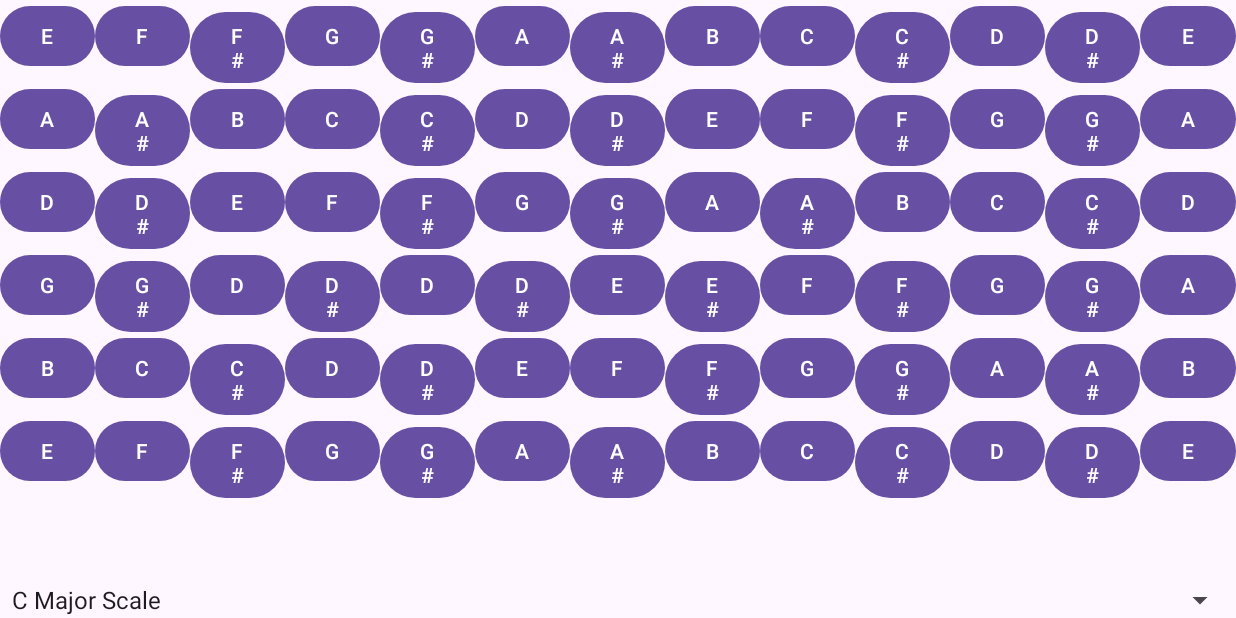
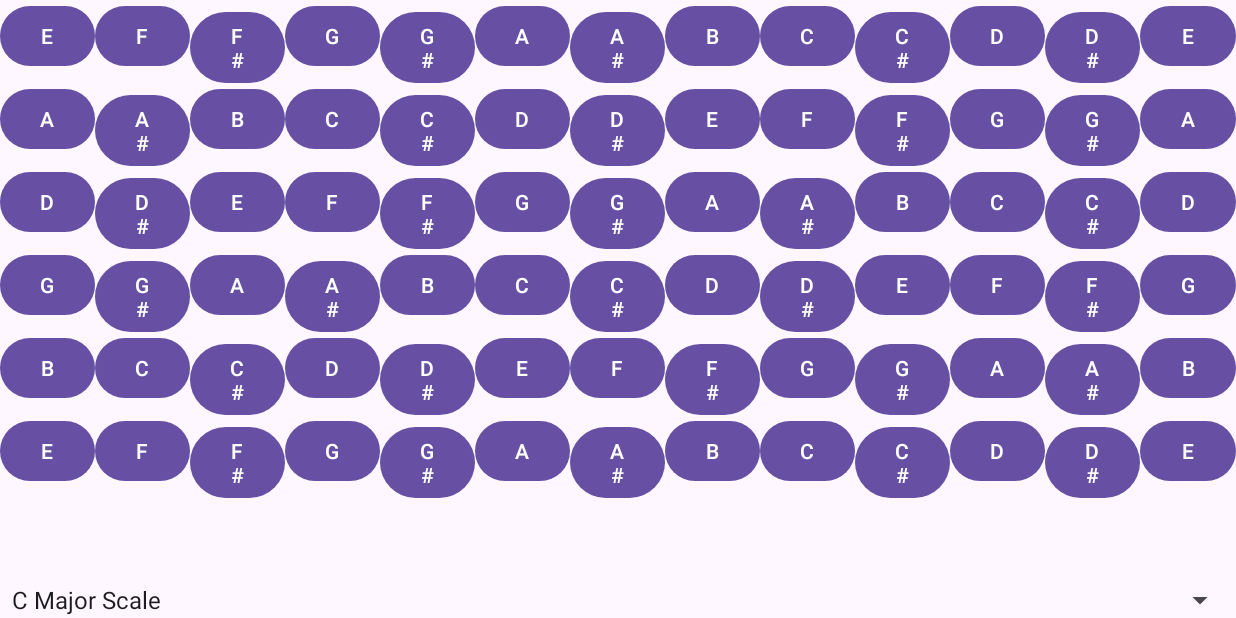
Before and after one commit to supachaimangkud/GuitarScaleTutorialApp, an Android app: the screen it shows after launch (MainActivity), on a phone screen of 824 x 412 dp (held sideways). Run offline under Robolectric (Android 15) with nearby library versions, the phone set to English and light mode, and no system bars.

Commit message:
update 3rd string and audio files

```diff
--- a/app/src/main/java/com/supachai/guitarscales/MainActivity.kt
+++ b/app/src/main/java/com/supachai/guitarscales/MainActivity.kt
@@ -307,6 +307,93 @@ class MainActivity : AppCompatActivity() {
             setupMediaPlayer(notesMap["G 3rd Open"] ?: R.raw.g_3rd_open)
             playNote()
         }
+
+        //3rd string G#
+        val buttonGSharp_3rd: Button = findViewById(R.id.button_g_sharp_3rd)
+        buttonGSharp_3rd.setOnClickListener {
+            setupMediaPlayer(notesMap["G# 3rd"] ?: R.raw.g_sharp_3rd)
+            playNote()
+        }
+
+        //3rd string A
+        val buttonA_3rd: Button = findViewById(R.id.button_a_3rd)
+        buttonA_3rd.setOnClickListener {
+            setupMediaPlayer(notesMap["A 3rd"] ?: R.raw.a_3rd)
+            playNote()
+        }
+
+        //3rd string A#
+        val buttonASharp_3rd: Button = findViewById(R.id.button_a_sharp_3rd)
+        buttonASharp_3rd.setOnClickListener {
+            setupMediaPlayer(notesMap["A# 3rd"] ?: R.raw.a_sharp_3rd)
+            playNote()
+        }
+
+        //3rd string B
+        val buttonB_3rd: Button = findViewById(R.id.button_b_3rd)
+        buttonB_3rd.setOnClickListener {
+            setupMediaPlayer(notesMap["B 3rd"] ?: R.raw.b_3rd)
+            playNote()
+        }
+
+        //3rd string C
+        val buttonC_3rd: Button = findViewById(R.id.button_c_3rd)
+        buttonC_3rd.setOnClickListener {
+            setupMediaPlayer(notesMap["C 3rd"] ?: R.raw.c_3rd)
+            playNote()
+        }
+
+        //3rd string C#
+        val buttonCSharp_3rd: Button = findViewById(R.id.button_c_sharp_3rd)
+        buttonCSharp_3rd.setOnClickListener {
+            setupMediaPlayer(notesMap["C# 3rd"] ?: R.raw.c_sharp_3rd)
+            playNote()
+        }
+
+        //3rd string D
+        val buttonD_3rd: Button = findViewById(R.id.button_d_3rd)
+        buttonD_3rd.setOnClickListener {
+            setupMediaPlayer(notesMap["D 3rd"] ?: R.raw.d_3rd)
+            playNote()
+        }
+
+        //3rd string D#
+        val buttonDSharp_3rd: Button = findViewById(R.id.button_d_sharp_3rd)
+        buttonDSharp_3rd.setOnClickListener {
+            setupMediaPlayer(notesMap["D# 3rd"] ?: R.raw.d_sharp_3rd)
+            playNote()
+        }
+
+        //3rd string E
+        val buttonE_3rd: Button = findViewById(R.id.button_e_3rd)
+        buttonE_3rd.setOnClickListener {
+            setupMediaPlayer(notesMap["E 3rd"] ?: R.raw.e_3rd)
+            playNote()
+        }
+
+        //3rd string F
+        val buttonF_3rd: Button = findViewById(R.id.button_f_3rd)
+        buttonF_3rd.setOnClickListener {
+            setupMediaPlayer(notesMap["F 3rd"] ?: R.raw.f_3rd)
+            playNote()
+        }
+
+        //3rd string F#
+        val buttonFSharp_3rd: Button = findViewById(R.id.button_f_sharp_3rd)
+        buttonFSharp_3rd.setOnClickListener {
+            setupMediaPlayer(notesMap["F# 3rd"] ?: R.raw.f_sharp_3rd)
+            playNote()
+        }
+
+        //3rd string G
+        val buttonG_3rd: Button = findViewById(R.id.button_g_3rd)
+        buttonG_3rd.setOnClickListener {
+            setupMediaPlayer(notesMap["F# 3rd"] ?: R.raw.g_3rd)
+            playNote()
+        }
+
+
+
     }
 
     private fun getNotesForScale(scale: String): Map<String, Int> {
--- a/app/src/main/res/layout/activity_main.xml
+++ b/app/src/main/res/layout/activity_main.xml
@@ -381,7 +381,7 @@
                     android:layout_width="0dp"
                     android:layout_height="wrap_content"
                     android:layout_weight="1"
-                    android:text="D" />
+                    android:text="A" />
 
                 <!--3rd fret-->
                 <Button
@@ -389,7 +389,7 @@
                     android:layout_width="0dp"
                     android:layout_height="wrap_content"
                     android:layout_weight="1"
-                    android:text="D#" />
+                    android:text="A#" />
 
                 <!--4th fret-->
                 <Button
@@ -397,7 +397,7 @@
                     android:layout_width="0dp"
                     android:layout_height="wrap_content"
                     android:layout_weight="1"
-                    android:text="D" />
+                    android:text="B" />
 
                 <!--5th fret-->
                 <Button
@@ -405,7 +405,7 @@
                     android:layout_width="0dp"
                     android:layout_height="wrap_content"
                     android:layout_weight="1"
-                    android:text="D#" />
+                    android:text="C" />
 
                 <!--6th fret-->
                 <Button
@@ -413,7 +413,7 @@
                     android:layout_width="0dp"
                     android:layout_height="wrap_content"
                     android:layout_weight="1"
-                    android:text="E" />
+                    android:text="C#" />
 
                 <!--7st fret-->
                 <Button
@@ -421,7 +421,7 @@
                     android:layout_width="0dp"
                     android:layout_height="wrap_content"
                     android:layout_weight="1"
-                    android:text="E#" />
+                    android:text="D" />
 
                 <!--8th fret-->
                 <Button
@@ -429,7 +429,7 @@
                     android:layout_width="0dp"
                     android:layout_height="wrap_content"
                     android:layout_weight="1"
-                    android:text="F" />
+                    android:text="D#" />
 
                 <!--9st fret-->
                 <Button
@@ -437,7 +437,7 @@
                     android:layout_width="0dp"
                     android:layout_height="wrap_content"
                     android:layout_weight="1"
-                    android:text="F#" />
+                    android:text="E" />
 
                 <!--10th fret-->
                 <Button
@@ -445,7 +445,7 @@
                     android:layout_width="0dp"
                     android:layout_height="wrap_content"
                     android:layout_weight="1"
-                    android:text="G" />
+                    android:text="F" />
 
                 <!--11th fret-->
                 <Button
@@ -453,7 +453,7 @@
                     android:layout_width="0dp"
                     android:layout_height="wrap_content"
                     android:layout_weight="1"
-                    android:text="G#" />
+                    android:text="F#" />
 
                 <!--12th fret-->
                 <Button
@@ -461,7 +461,7 @@
                     android:layout_width="0dp"
                     android:layout_height="wrap_content"
                     android:layout_weight="1"
-                    android:text="A" />
+                    android:text="G" />
             </LinearLayout>
 
             <!--2th string-->
```
Also changed, not shown: 12 other files.
